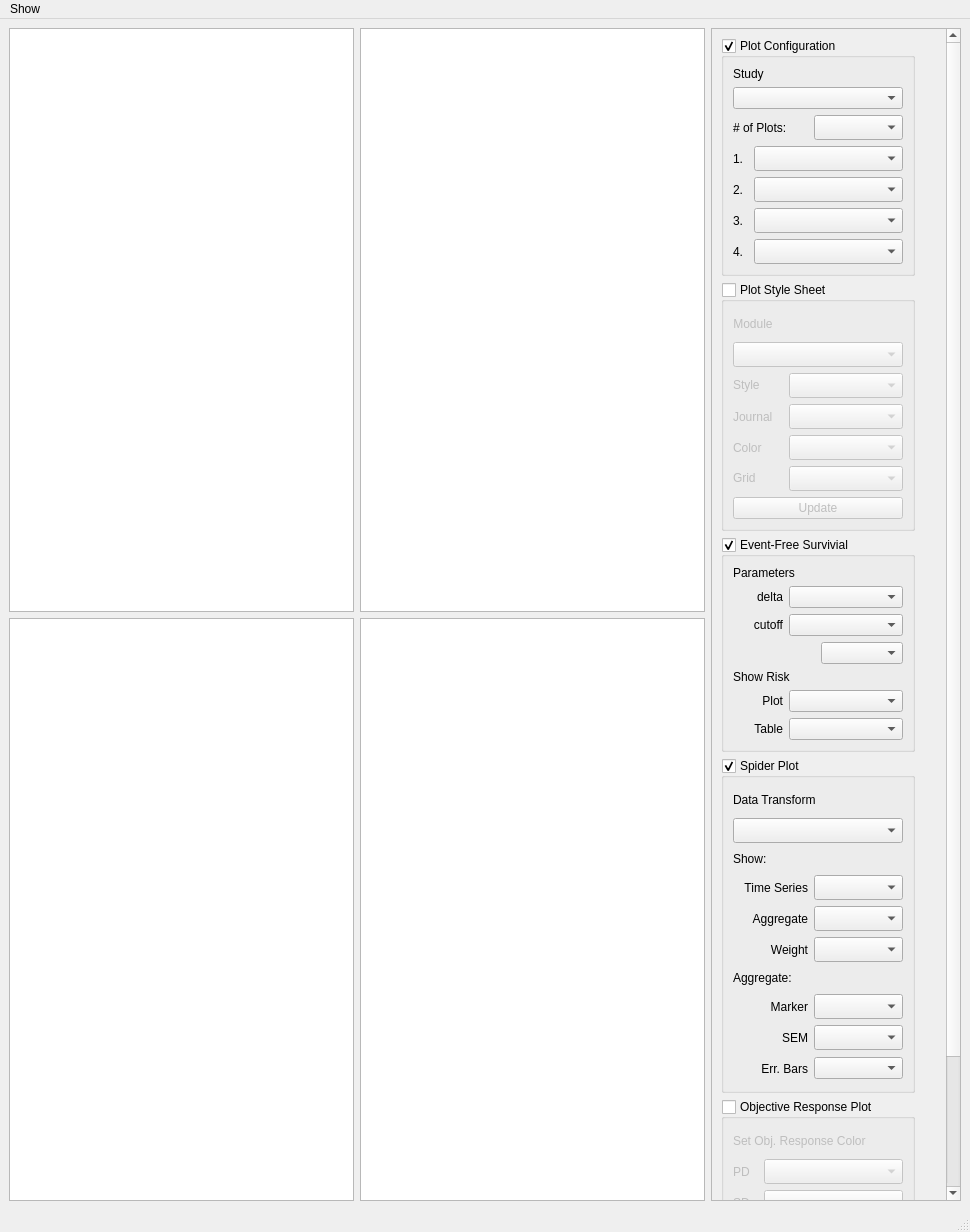
Qt form src/TumorVolumeStudyView.ui (DennisDean/TumorVolumetrics) before a commit.
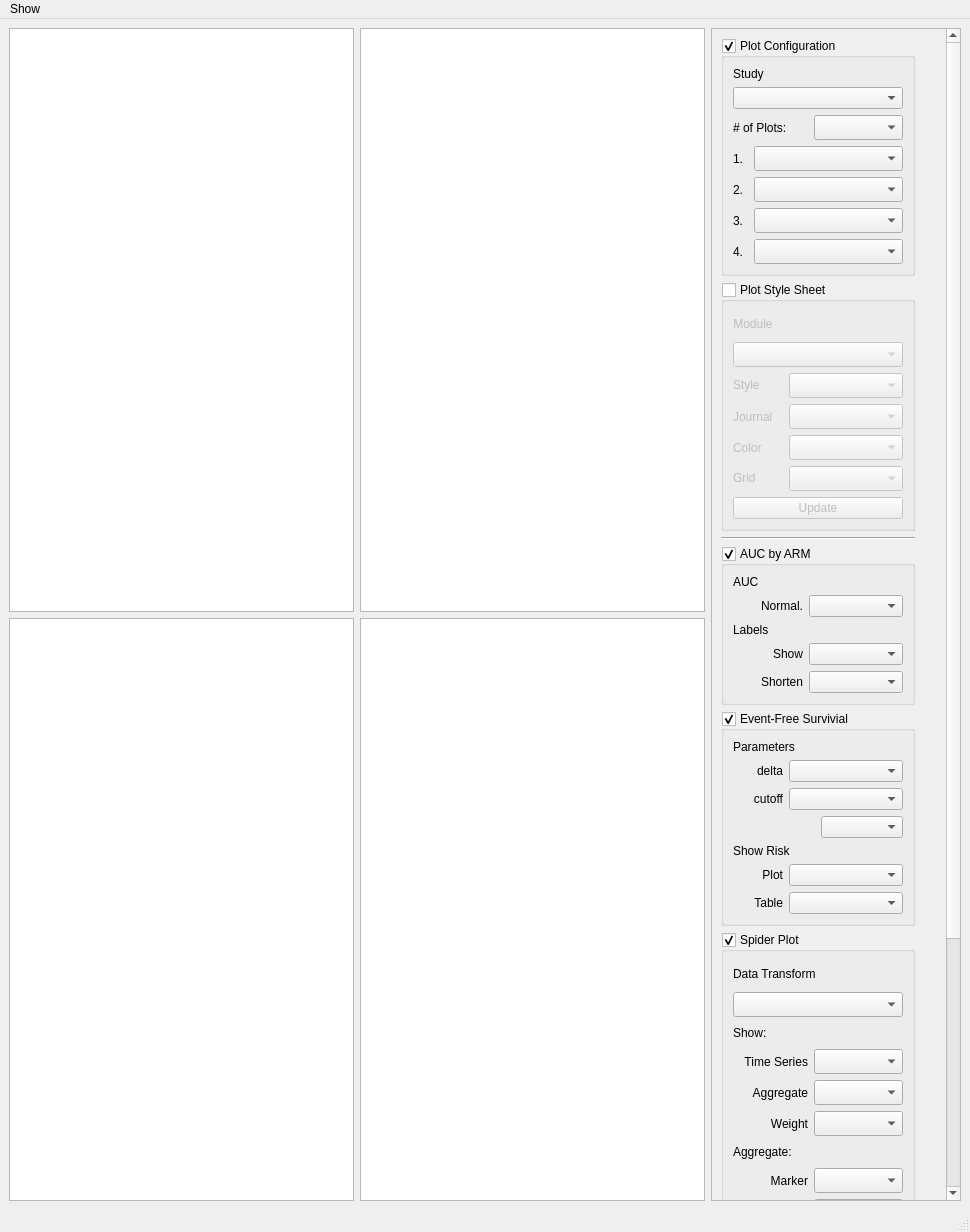
The same form after that commit.

What changed in the file:
```diff
--- a/src/TumorVolumeStudyView.ui
+++ b/src/TumorVolumeStudyView.ui
@@ -74,7 +74,7 @@
                <x>0</x>
                <y>0</y>
                <width>231</width>
-               <height>1450</height>
+               <height>1654</height>
               </rect>
              </property>
              <property name="sizePolicy">
@@ -602,6 +602,126 @@
                 </layout>
                </widget>
               </item>
+              <item>
+               <widget class="Line" name="line">
+                <property name="orientation">
+                 <enum>Qt::Horizontal</enum>
+                </property>
+               </widget>
+              </item>
+              <item>
+               <widget class="QGroupBox" name="groupBox_auc_by_arm">
+                <property name="title">
+                 <string>AUC by ARM</string>
+                </property>
+                <property name="checkable">
+                 <bool>true</bool>
+                </property>
+                <layout class="QVBoxLayout" name="verticalLayout_10">
+                 <item>
+                  <widget class="QLabel" name="label_38">
+                   <property name="text">
+                    <string>AUC</string>
+                   </property>
+                  </widget>
+                 </item>
+                 <item>
+                  <layout class="QHBoxLayout" name="horizontalLayout_27">
+                   <item>
+                    <widget class="QLabel" name="label_35">
+                     <property name="minimumSize">
+                      <size>
+                       <width>70</width>
+                       <height>0</height>
+                      </size>
+                     </property>
+                     <property name="maximumSize">
+                      <size>
+                       <width>70</width>
+                       <height>16777215</height>
+                      </size>
+                     </property>
+                     <property name="text">
+                      <string>Normal.</string>
+                     </property>
+                     <property name="alignment">
+                      <set>Qt::AlignRight|Qt::AlignTrailing|Qt::AlignVCenter</set>
+                     </property>
+                    </widget>
+                   </item>
+                   <item>
+                    <widget class="QComboBox" name="comboBox_auc_normalize"/>
+                   </item>
+                  </layout>
+                 </item>
+                 <item>
+                  <widget class="QLabel" name="label_37">
+                   <property name="text">
+                    <string>Labels</string>
+                   </property>
+                  </widget>
+                 </item>
+                 <item>
+                  <layout class="QHBoxLayout" name="horizontalLayout_22">
+                   <item>
+                    <widget class="QLabel" name="label_34">
+                     <property name="minimumSize">
+                      <size>
+                       <width>70</width>
+                       <height>0</height>
+                      </size>
+                     </property>
+                     <property name="maximumSize">
+                      <size>
+                       <width>70</width>
+                       <height>16777215</height>
+                      </size>
+                     </property>
+                     <property name="text">
+                      <string>Show</string>
+                     </property>
+                     <property name="alignment">
+                      <set>Qt::AlignRight|Qt::AlignTrailing|Qt::AlignVCenter</set>
+                     </property>
+                    </widget>
+                   </item>
+                   <item>
+                    <widget class="QComboBox" name="comboBox_auc_show_labels"/>
+                   </item>
+                  </layout>
+                 </item>
+                 <item>
+                  <layout class="QHBoxLayout" name="horizontalLayout_26">
+                   <item>
+                    <widget class="QLabel" name="label_36">
+                     <property name="minimumSize">
+                      <size>
+                       <width>70</width>
+                       <height>0</height>
+                      </size>
+                     </property>
+                     <property name="maximumSize">
+                      <size>
+                       <width>70</width>
+                       <height>16777215</height>
+                      </size>
+                     </property>
+                     <property name="text">
+                      <string>Shorten</string>
+                     </property>
+                     <property name="alignment">
+                      <set>Qt::AlignRight|Qt::AlignTrailing|Qt::AlignVCenter</set>
+                     </property>
+                    </widget>
+                   </item>
+                   <item>
+                    <widget class="QComboBox" name="comboBox_auc_shorten_labels"/>
+                   </item>
+                  </layout>
+                 </item>
+                </layout>
+               </widget>
+              </item>
               <item>
                <widget class="QGroupBox" name="groupBox_event_free_survival">
                 <property name="title">
```
